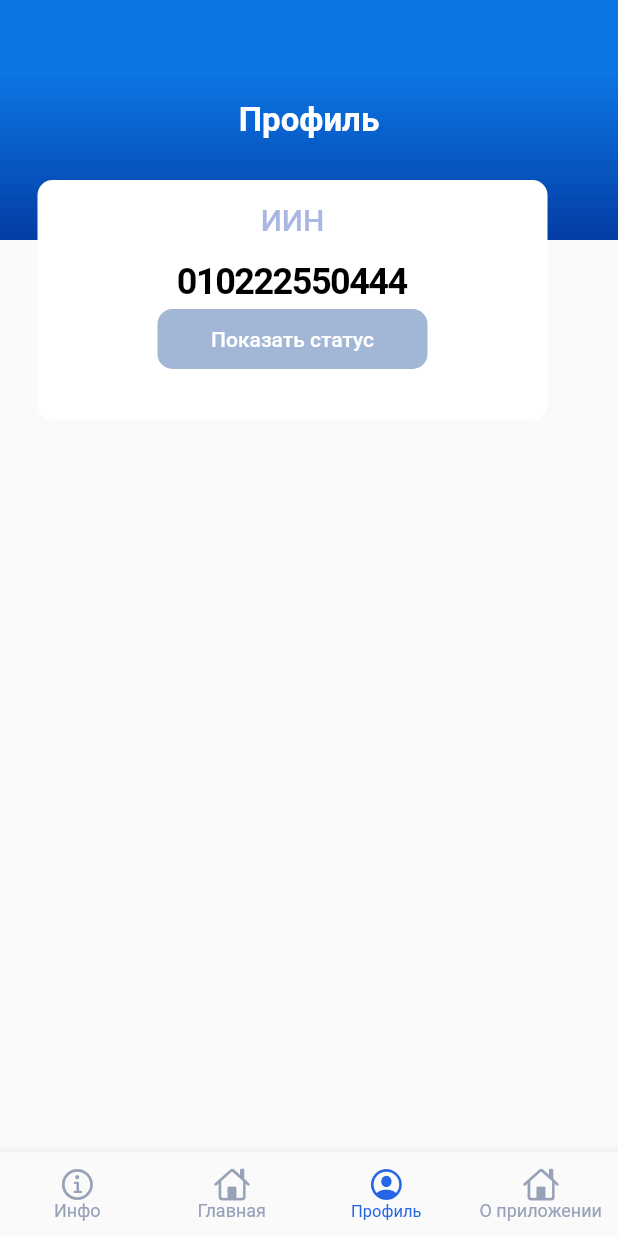
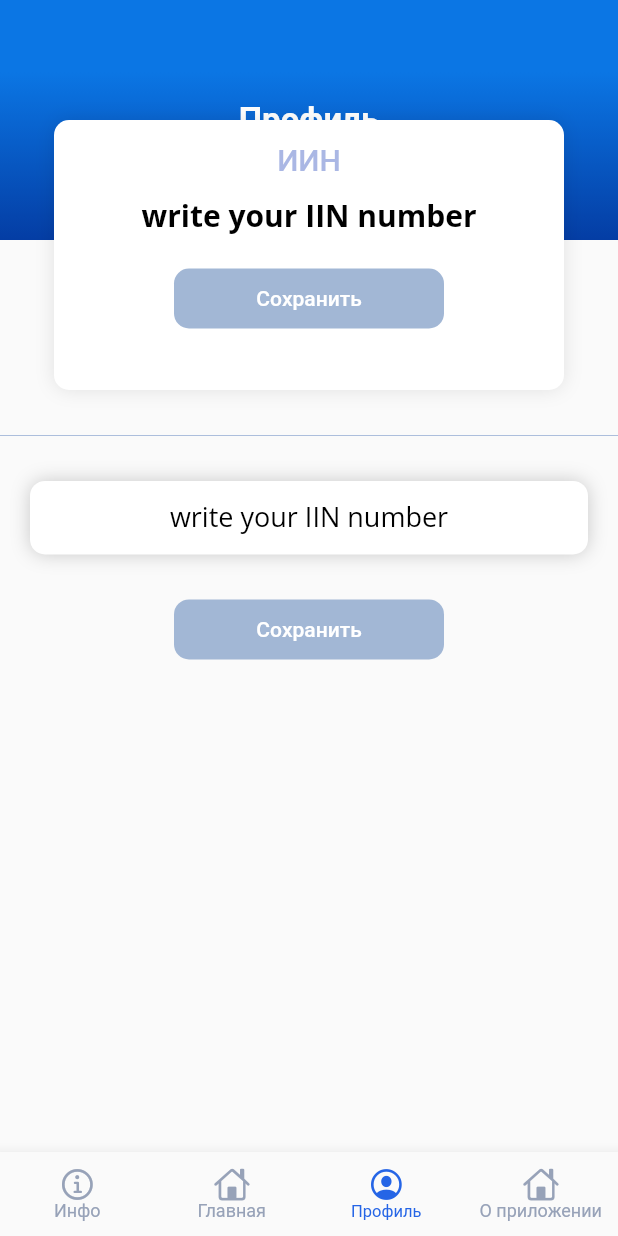
Before and after one commit to zhsrl/Ashyq-App, a Flutter app: the screen it shows after launch, item 3 of the bottom bar chosen, on a phone screen of 412 x 824 dp. Run offline on Flutter 3.47's test engine with Material 2 defaults, Android fonts, the phone set to English and light mode, and no system bars; our stand-ins replace webview_flutter; network calls fail.

Commit message:
Profile Page end UI

```diff
--- a/lib/page/profile_page.dart
+++ b/lib/page/profile_page.dart
@@ -5,9 +5,7 @@ class ProfilePage extends StatelessWidget {
   @override
   Widget build(BuildContext context) {
     return Scaffold(
-        body: Container(
-            height: 400,
-            child: Stack(
+        body: Stack(
       children: <Widget>[
         Container(
             alignment: Alignment.topCenter,
@@ -31,14 +29,22 @@ class ProfilePage extends StatelessWidget {
                   Color.fromRGBO(11, 118, 228, 2.0),
                   Color.fromRGBO(4, 61, 164, 1.0)
                 ]))),
-                Positioned(
-                    top: 120,
-                    left: 25,
+        SafeArea(
+            child: Column(
+          children: <Widget>[
+            Padding(
+              padding: const EdgeInsets.only(left: 0, top: 80),
               child: Container(
                   width: 340,
-                        height: 160,
+                  height: 180,
                   decoration: BoxDecoration(
                       color: Colors.white,
+                      boxShadow: [
+                        BoxShadow(
+                            offset: Offset(0, 0),
+                            blurRadius: 10.0,
+                            color: Color.fromRGBO(0, 0, 0, 0.1))
+                      ],
                       borderRadius: BorderRadius.circular(10)),
                   child: Padding(
                     padding: EdgeInsets.all(15),
@@ -50,30 +56,89 @@ class ProfilePage extends StatelessWidget {
                                 color: Color.fromRGBO(170, 183, 228, 1),
                                 fontSize: 20,
                                 fontWeight: FontWeight.w500)),
-                              Text('010222550444',style: TextStyle(
-                                      height: 2,
-
-                                      letterSpacing: -1,
+                        Container(
+                            child: TextField(
+                              textAlign: TextAlign.center,
+                          decoration: InputDecoration(
+                            border: InputBorder.none,
+                            hintStyle: TextStyle(
+                                fontFamily: 'Open Sans',
+                                fontSize: 20.0,
                                 color: Colors.black,
-                                      fontSize: 24,
-                                      fontWeight: FontWeight.w700)),
+                                fontWeight: FontWeight.w700),
+                            hintText: 'write your IIN number',
+                          ),
+                        )),
                         Container(
-
+                            margin: EdgeInsets.symmetric(vertical: 10),
                             width: 180,
                             height: 40,
                             child: Center(
-                                  child: Text('Показать статус',
-                                  style: TextStyle(fontSize: 14, color: Colors.white, fontWeight: FontWeight.w500))
-                                ),
+                                child: Text('Coхранить',
+                                    style: TextStyle(
+                                        fontSize: 14,
+                                        color: Colors.white,
+                                        fontWeight: FontWeight.w500))),
                             decoration: BoxDecoration(
                                 borderRadius: BorderRadius.circular(10),
-                                  color: Color.fromRGBO(162, 183, 213, 1)
-                                )
-                              )
+                                color: Color.fromRGBO(162, 183, 213, 1)))
                       ],
                     )),
-                        )))
+                  )),
+            ),
+            Container(
+                color: Color.fromRGBO(163, 183, 217, 1),
+                height: 0.6,
+                width: 500,
+                margin: EdgeInsets.only(top: 30)),
+            Padding(
+
+              padding: const EdgeInsets.only(left: 20.0, right: 20.0, top: 30.0, bottom: 20.0),
+              child: Container(
+
+                  alignment: Alignment.center,
+                  decoration: BoxDecoration(
+                    color: Colors.white,
+                    borderRadius: BorderRadius.circular(10.0),
+                    boxShadow: [
+                      BoxShadow(
+                        color: Color.fromRGBO(0, 0, 0, 0.2),
+                        blurRadius: 10.0
+                      )
+                    ]
+                  ),
+                  child: TextField(
+                    textAlign: TextAlign.center,
+                    decoration: InputDecoration(
+                      border: InputBorder.none,
+
+                      hintStyle: TextStyle(
+                          fontFamily: 'Open Sans',
+                          fontSize: 18.0,
+
+                          color: Colors.black,
+                          ),
+                      hintText: 'write your IIN number',
+                    ),
+                  )),
+
+            ),
+            Container(
+                            margin: EdgeInsets.symmetric(vertical: 10),
+                            width: 180,
+                            height: 40,
+                            child: Center(
+                                child: Text('Coхранить',
+                                    style: TextStyle(
+                                        fontSize: 14,
+                                        color: Colors.white,
+                                        fontWeight: FontWeight.w500))),
+                            decoration: BoxDecoration(
+                                borderRadius: BorderRadius.circular(10),
+                                color: Color.fromRGBO(162, 183, 213, 1)))
           ],
-            )));
+        )),
+      ],
+    ));
   }
 }
```
Lines whose indentation alone changed are shown as unchanged.
